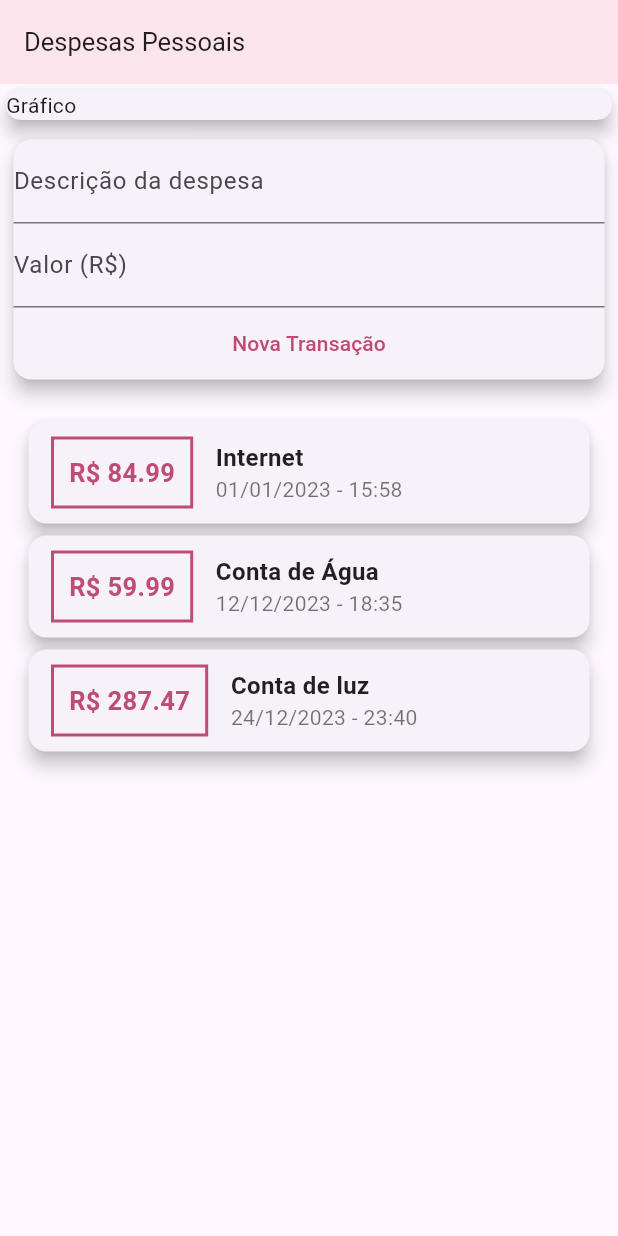
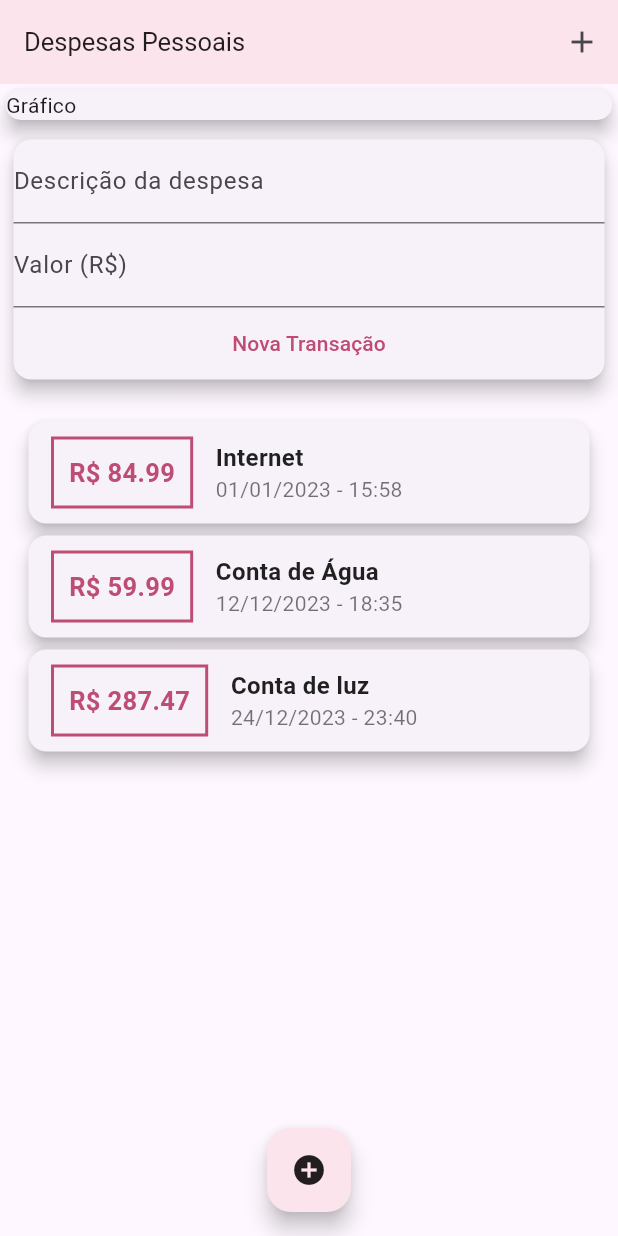
Before and after one commit to abelsalim/flutter, a Flutter app: the screen it shows after launch, on a phone screen of 412 x 824 dp. Run offline on Flutter 3.47's test engine with Material 3 defaults, Android fonts, the phone set to English and light mode, and no system bars.

Commit message:
[ADD] botões de inserção de dados

```diff
--- a/projetos/despesas_pessoais/lib/main.dart
+++ b/projetos/despesas_pessoais/lib/main.dart
@@ -27,6 +27,12 @@ class MyHomePage extends StatelessWidget {
             color: Colors.black87,
           ),
         ),
+        actions: [
+          IconButton(
+            onPressed: () {},
+            icon: const Icon(Icons.add),
+          )
+        ],
       ),
       body: const SingleChildScrollView(
         child: Column(
@@ -48,6 +54,13 @@ class MyHomePage extends StatelessWidget {
           ],
         ),
       ),
+      floatingActionButton: FloatingActionButton(
+        foregroundColor: Colors.black87,
+        backgroundColor: Colors.pink[50],
+        child: const Icon(Icons.add_circle_outlined),
+        onPressed: () {},
+      ),
+      floatingActionButtonLocation: FloatingActionButtonLocation.centerFloat,
     );
   }
 }
```
